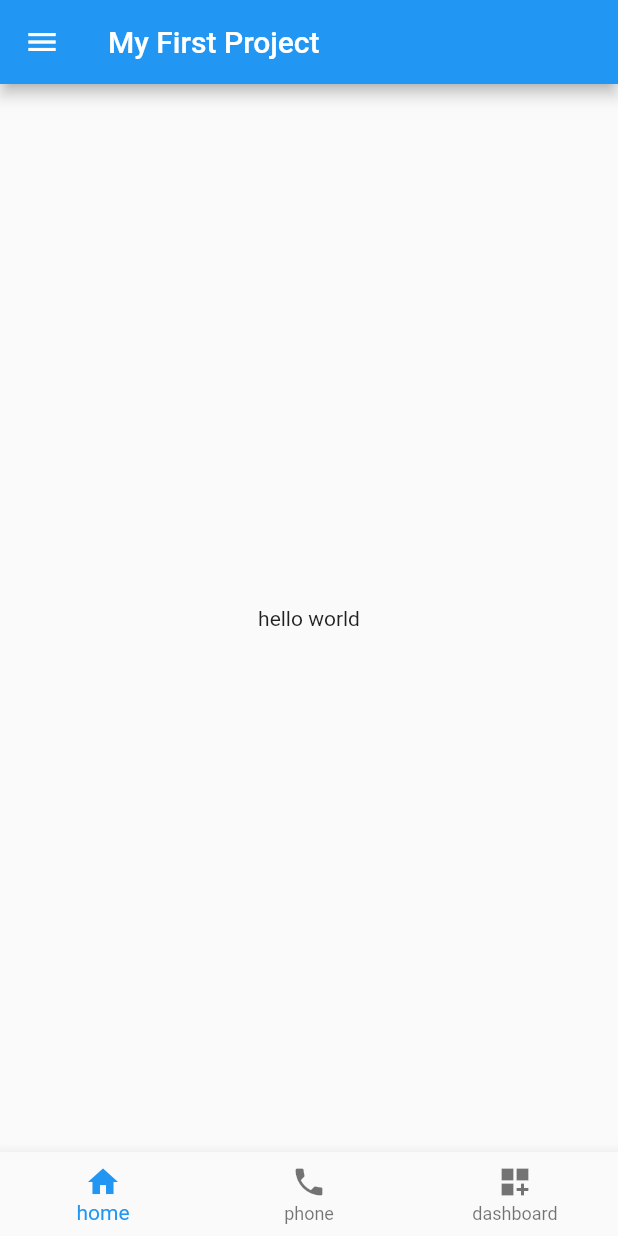
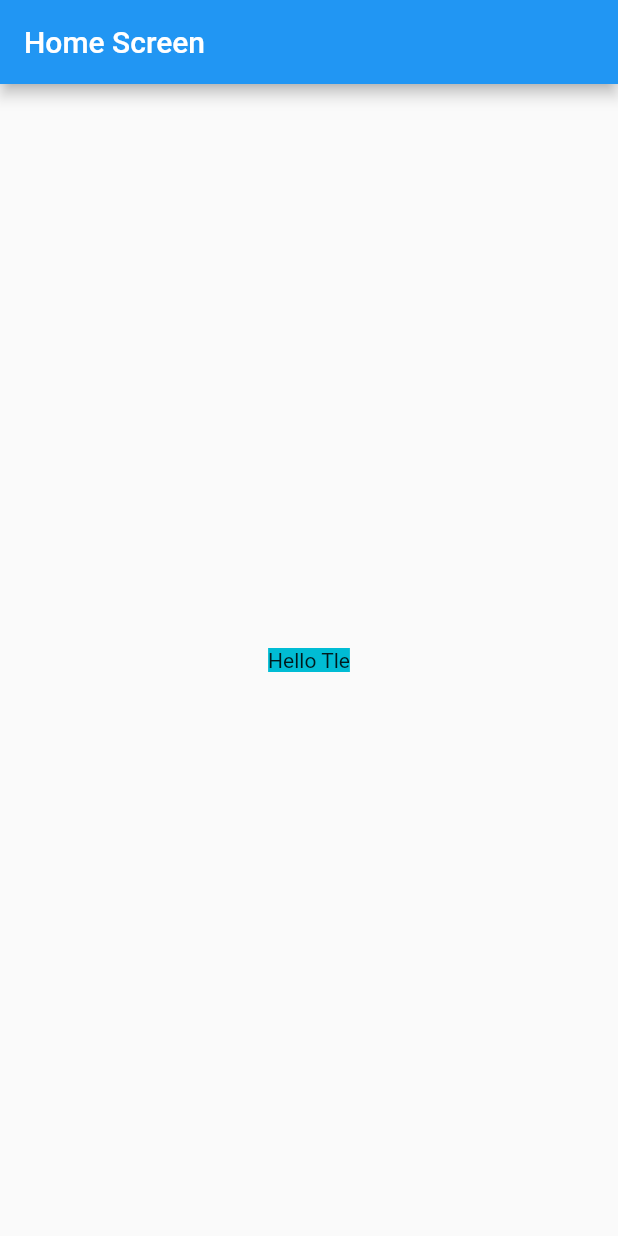
Before and after one commit to tleza456/hello_world, a Flutter app: the screen it shows after launch, on a phone screen of 412 x 824 dp. Run offline on Flutter 3.47's test engine with Material 2 defaults, Android fonts, the phone set to English and light mode, and no system bars.

Commit message:
add homescreen

```diff
--- a/lib/main.dart
+++ b/lib/main.dart
@@ -1,31 +1,15 @@
 import 'package:flutter/material.dart';
+import 'package:hello_world/screen/HomeScreen.dart';
 
 void main() {
-  runApp(MaterialApp(
-    home: Scaffold(
-      drawer: Drawer(
-        child: Text("hello drawer"),
-      ),
-      appBar: AppBar(
-        title: Text("My First Project"),
-      ),
-      body: Center(
-        child: Text("hello world"),
-      ),
-      bottomNavigationBar: BottomNavigationBar(
-        items: [
-          BottomNavigationBarItem(
-            icon: Icon(Icons.home),
-            label: "home"
-            ),
-          BottomNavigationBarItem(
-            icon: Icon(Icons.phone),
-            label: "phone"),
-             BottomNavigationBarItem(
-            icon: Icon(Icons.dashboard_customize),
-            label: "dashboard"),
-        ],
-      ),
-    ),
-  ));
+  runApp(MyApp());
 }
+
+class MyApp extends StatelessWidget {
+  @override
+  Widget build(BuildContext context) {
+    return MaterialApp(
+      home: HomeScreen(),
+    );
+  }
+}
--- /dev/null
+++ b/lib/screen/HomeScreen.dart
@@ -0,0 +1,39 @@
+import 'package:flutter/material.dart';
+
+void main() {
+  runApp(MyApp());
+}
+
+class MyApp extends StatelessWidget {
+  @override
+  Widget build(BuildContext context) {
+    return MaterialApp(
+      home: HomeScreen(),
+    );
+  }
+}
+
+class HomeScreen extends StatefulWidget {
+  HomeScreen({Key key}) : super(key: key);
+
+  @override
+  _HomeScreenState createState() => _HomeScreenState();
+}
+
+class _HomeScreenState extends State<HomeScreen> {
+  @override
+  Widget build(BuildContext context) {
+    return Container(
+      child: Scaffold(
+        appBar: AppBar(
+          title: Text(
+            "Home Screen"),
+        ),
+        body: Center(
+          child: Container(
+            color: Colors.cyan ,
+            child: Text("Hello Tle"))),
+      ),
+    );
+  }
+}
```
